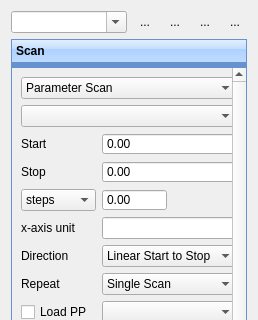
First picture: the form in ui/ScanControlUi.ui, repository MonroeQuantumNetworks/IonControl, before the edit; both pictures show x 0 to 258 and y 0 to 320 of the 258 by 475 pixel window.
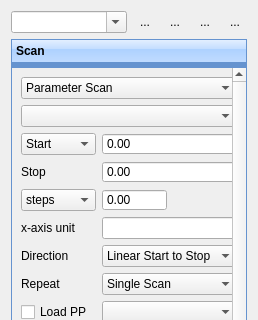
Second picture: the form after the edit. Icons and pictures are not drawn. Custom widgets are drawn as their Qt base class.

Commit message: start center combo

```diff
--- a/ui/ScanControlUi.ui
+++ b/ui/ScanControlUi.ui
@@ -233,13 +233,6 @@
            </property>
           </widget>
          </item>
-         <item row="0" column="0">
-          <widget class="QLabel" name="label">
-           <property name="text">
-            <string>Start</string>
-           </property>
-          </widget>
-         </item>
          <item row="2" column="2">
           <widget class="MagnitudeSpinBox" name="stepsBox">
            <property name="buttonSymbols">
@@ -326,6 +319,20 @@
          <item row="7" column="2" colspan="2">
           <widget class="QLineEdit" name="filenameEdit"/>
          </item>
+         <item row="0" column="0">
+          <widget class="QComboBox" name="startCenterCombo">
+           <item>
+            <property name="text">
+             <string>Start</string>
+            </property>
+           </item>
+           <item>
+            <property name="text">
+             <string>Center</string>
+            </property>
+           </item>
+          </widget>
+         </item>
         </layout>
        </item>
        <item>
```
Left out of the diff: 8 changed lines with no effect on the pictures.
